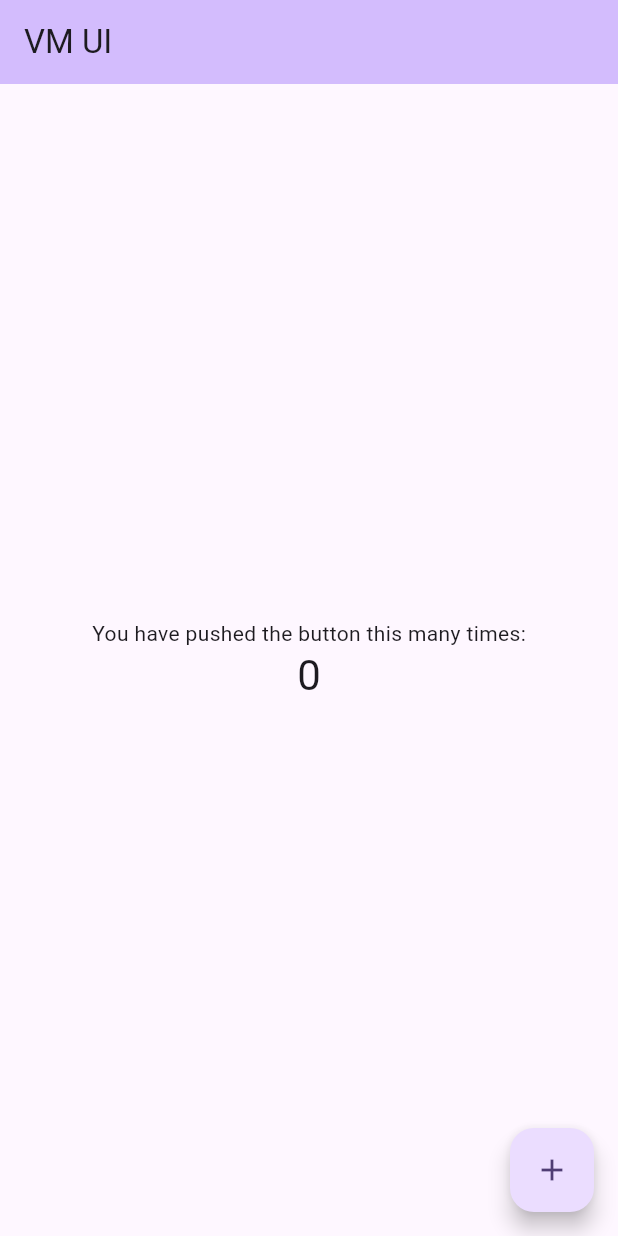
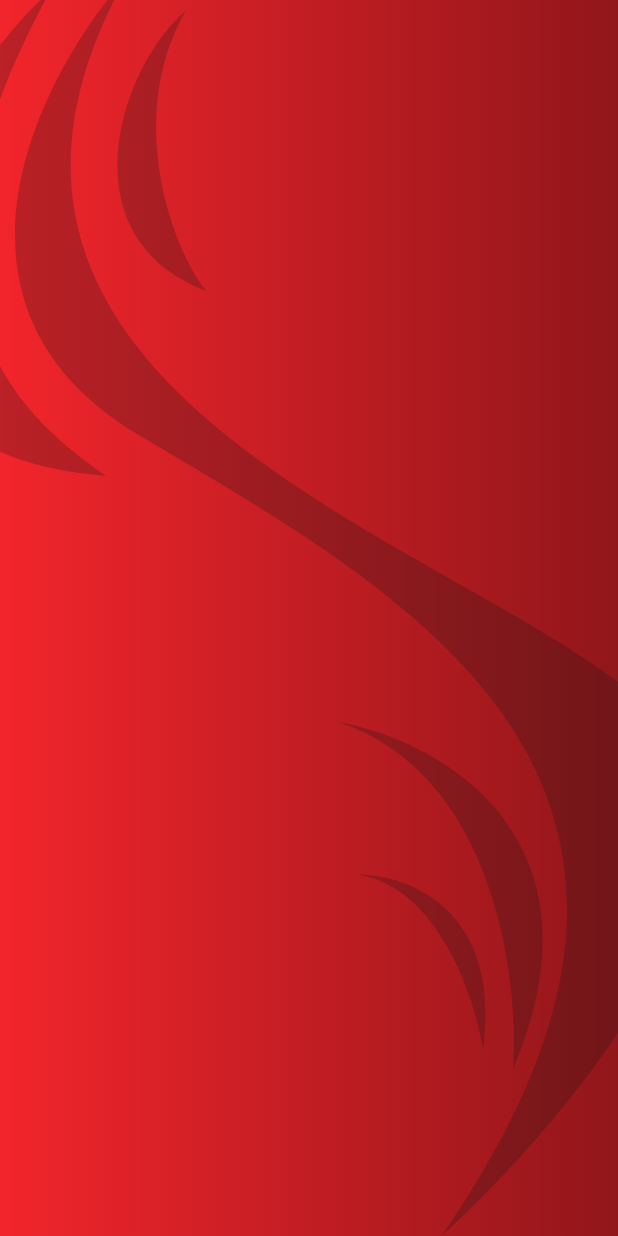
Before and after one commit to akiortagem/vm-ui, a Flutter app: the screen it shows after launch, on a phone screen of 412 x 824 dp. Run offline on Flutter 3.47's test engine with Material 3 defaults, Android fonts, the phone set to English and light mode, and no system bars; our stand-ins replace flutter_svg.

Commit message:
feat : background

```diff
--- a/lib/app/app.dart
+++ b/lib/app/app.dart
@@ -1,7 +1,7 @@
 import 'package:flutter/material.dart';
 import 'package:vm_ui/app/theme/app_theme.dart';
 import 'package:vm_ui/core/constants/app_constants.dart';
-import 'package:vm_ui/features/counter/presentation/pages/counter_page.dart';
+import 'package:vm_ui/core/ui_kit/pages/background.dart';
 
 class VmUiApp extends StatelessWidget {
   const VmUiApp({super.key});
@@ -11,7 +11,7 @@ class VmUiApp extends StatelessWidget {
     return MaterialApp(
       title: AppConstants.appName,
       theme: AppTheme.light,
-      home: const CounterPage(),
+      home: const VMPageBackground(),
     );
   }
 }
--- /dev/null
+++ b/lib/core/ui_kit/pages/background.dart
@@ -0,0 +1,32 @@
+import 'package:flutter/material.dart';
+import 'package:flutter_svg/flutter_svg.dart';
+import 'package:vm_ui/core/ui_kit/colors.dart';
+
+class VMPageBackground extends StatelessWidget {
+  const VMPageBackground({super.key, this.child});
+
+  final Widget? child;
+
+  @override
+  Widget build(BuildContext context) {
+    return DecoratedBox(
+      decoration: const BoxDecoration(
+        gradient: LinearGradient(
+          begin: Alignment.centerRight,
+          end: Alignment.centerLeft,
+          colors: [VMColorTheme.red80, VMColorTheme.red60],
+        ),
+      ),
+      child: Stack(
+        fit: StackFit.expand,
+        children: [
+          SvgPicture.asset(
+            'lib/core/ui_kit/assets/img/swirls.svg',
+            fit: BoxFit.cover,
+          ),
+          if (child case final child?) child,
+        ],
+      ),
+    );
+  }
+}
--- a/pubspec.yaml
+++ b/pubspec.yaml
@@ -34,6 +34,7 @@ dependencies:
   # The following adds the Cupertino Icons font to your application.
   # Use with the CupertinoIcons class for iOS style icons.
   cupertino_icons: ^1.0.8
+  flutter_svg: ^2.2.1
 
 dev_dependencies:
   flutter_test:
@@ -56,6 +57,9 @@ flutter:
   # included with your application, so that you can use the icons in
   # the material Icons class.
   uses-material-design: true
+
+  assets:
+    - lib/core/ui_kit/assets/img/swirls.svg
 
   # To add assets to your application, add an assets section, like this:
   # assets:
```
Also changed, not shown: lib/core/ui_kit/assets/img/swirls.svg (added), pubspec.lock, 1 other file.
